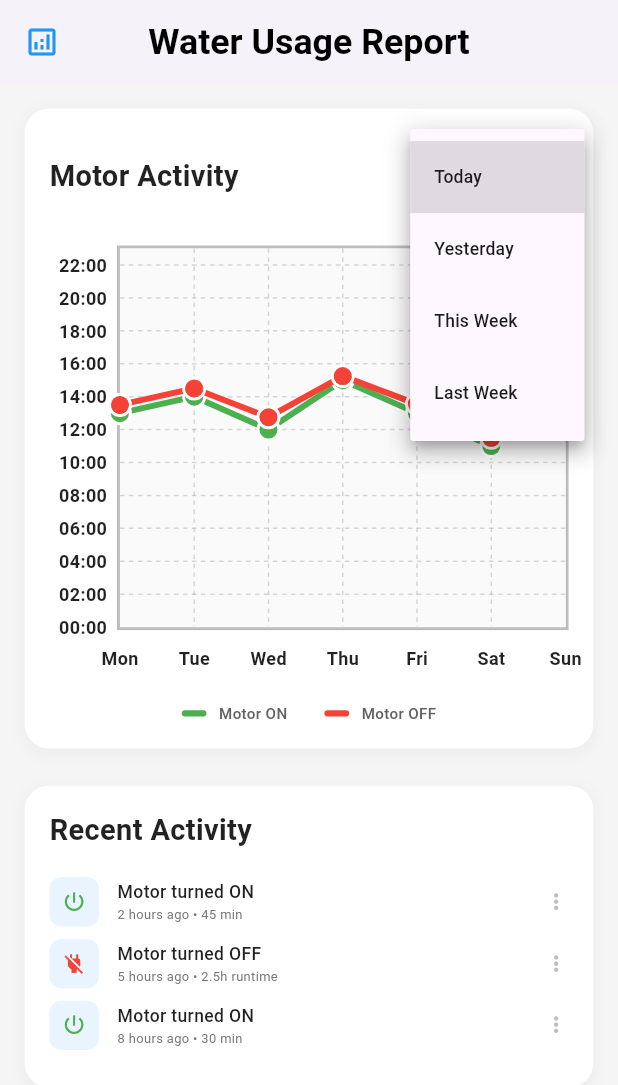
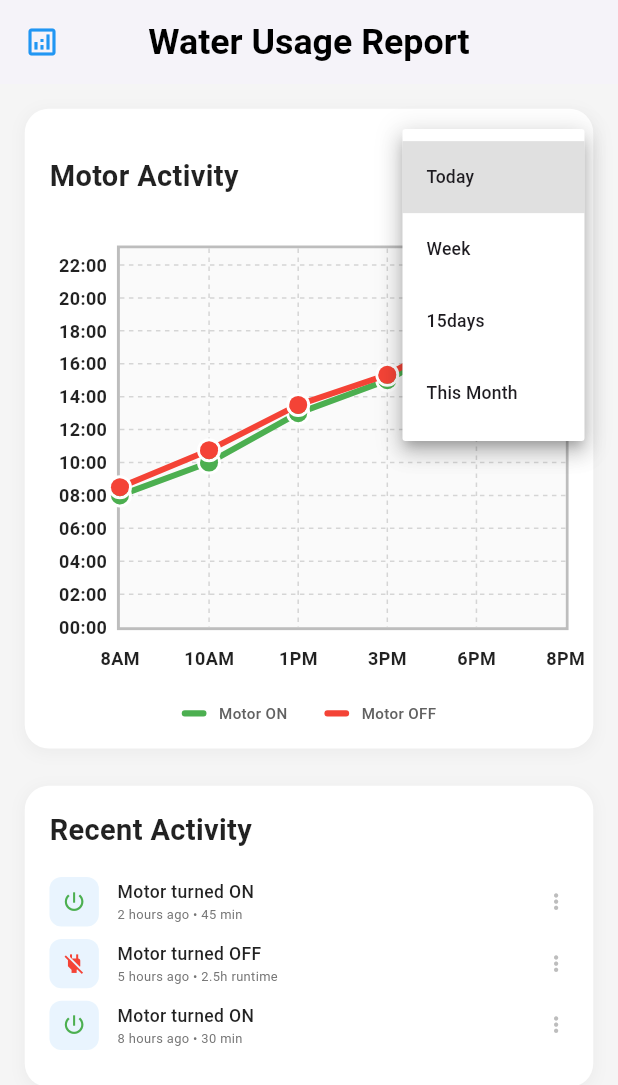
Before and after one commit to M4dhav/water-saver, a Flutter app: the ReportPage screen opened directly, after a tap on "Today", on a phone screen of 412 x 824 dp. Shown: the top 1085 px of the screen. Run offline on Flutter 3.47's test engine with Material 3 defaults, Android fonts, the phone set to English and light mode, and no system bars; drawn by our look-alikes of fl_chart; our stand-ins replace auth_buttons, cloud_firestore, firebase_auth, firebase_core, firebase_database, flutter_riverpod and 8 more; missing offline and left inert: dart:ffi, interactive_slider; accounts and stored records are empty.

Commit message:
feat: fixed the ui for the report page

```diff
--- a/lib/controllers/graph_controller.dart
+++ b/lib/controllers/graph_controller.dart
@@ -1,4 +1,5 @@
 import 'package:flutter/material.dart';
+import 'package:fl_chart/fl_chart.dart';
 
 class GraphController extends ChangeNotifier {
   List<MotorStateData> _motorStateData = [];
@@ -9,9 +10,9 @@ class GraphController extends ChangeNotifier {
   String get selectedPeriod => _selectedPeriod;
   final List<String> availablePeriods = [
     'Today',
-    'Yesterday',
-    'This Week',
-    'Last Week'
+    'Week',
+    '15days',
+    'This Month'
   ];
 
   GraphController() {
@@ -26,12 +27,14 @@ class GraphController extends ChangeNotifier {
     _isLoading = false;
     notifyListeners();
   }
+
   void changePeriod(String period) {
     if (_selectedPeriod != period) {
       _selectedPeriod = period;
       loadGraphData();
     }
   }
+
   List<MotorStateData> _generateSampleMotorData() {
     List<MotorStateData> data = [];
     DateTime now = DateTime.now();
@@ -45,26 +48,24 @@ class GraphController extends ChangeNotifier {
           data.add(MotorStateData(time, isOn));
         }
         break;
-      case 'Yesterday':
-        DateTime yesterday = now.subtract(const Duration(days: 1));
-        for (int i = 0; i < 12; i++) {
-          DateTime time =
-              DateTime(yesterday.year, yesterday.month, yesterday.day)
-                  .add(Duration(hours: i * 2));
-          bool isOn = _getRandomMotorState(i);
-          data.add(MotorStateData(time, isOn));
-        }
-        break;
-      case 'This Week':
+      case 'Week':
         for (int i = 0; i < 7; i++) {
           DateTime day = now.subtract(Duration(days: now.weekday - 1 - i));
           bool isOn = _getRandomMotorState(i);
           data.add(MotorStateData(day, isOn));
         }
         break;
-      case 'Last Week':
-        for (int i = 0; i < 7; i++) {
-          DateTime day = now.subtract(Duration(days: now.weekday + 6 - i));
+      case '15days':
+        for (int i = 0; i < 15; i++) {
+          DateTime day = now.subtract(Duration(days: i));
+          bool isOn = _getRandomMotorState(i);
+          data.add(MotorStateData(day, isOn));
+        }
+        break;
+      case 'This Month':
+        int daysInMonth = DateTime(now.year, now.month + 1, 0).day;
+        for (int i = 1; i <= daysInMonth; i++) {
+          DateTime day = DateTime(now.year, now.month, i);
           bool isOn = _getRandomMotorState(i);
           data.add(MotorStateData(day, isOn));
         }
@@ -73,6 +74,9 @@ class GraphController extends ChangeNotifier {
 
     return data;
   }
+
+  //generates a random static motor state.
+  //remove after firebase logic is implemented
   bool _getRandomMotorState(int index) {
     List<bool> patterns = [
       false,
@@ -94,16 +98,132 @@ class GraphController extends ChangeNotifier {
   String getTimeFormat() {
     switch (_selectedPeriod) {
       case 'Today':
-      case 'Yesterday':
         return 'HH:mm';
-      case 'This Week':
-      case 'Last Week':
+      case 'Week':
         return 'EEE';
+      case '15days':
+        return 'dd/MM';
+      case 'This Month':
+        return 'dd';
       default:
         return 'HH:mm';
     }
   }
+
+  //get these from firebase
+  //filter by date range based on _selectedPeriod
+  List<FlSpot> getMotorOnSpots() {
+    switch (_selectedPeriod) {
+      case 'Today':
+        return [
+          FlSpot(1, 8), FlSpot(2, 10), FlSpot(3, 13), FlSpot(4, 15),
+          FlSpot(5, 18),
+          FlSpot(6, 20),
+        ];
+      case 'Week':
+        return [
+          FlSpot(1, 13),
+          FlSpot(2, 14),
+          FlSpot(3, 12),
+          FlSpot(4, 15),
+          FlSpot(5, 13),
+          FlSpot(6, 11),
+          FlSpot(7, 16),
+        ];
+      case '15days':
+        return List.generate(
+            15,
+            (index) =>
+                FlSpot((index + 1).toDouble(), 12 + (index % 8).toDouble()));
+      case 'This Month':
+        return List.generate(
+            30,
+            (index) =>
+                FlSpot((index + 1).toDouble(), 11 + (index % 10).toDouble()));
+      default:
+        return [FlSpot(1, 13)];
+    }
+  }
+
+  //add the firebase logic here
+  //filter by date range based on _selectedPeriod
+  List<FlSpot> getMotorOffSpots() {
+    switch (_selectedPeriod) {
+      case 'Today':
+        return [
+          FlSpot(1, 8.5),
+          FlSpot(2, 10.75),
+          FlSpot(3, 13.5),
+          FlSpot(4, 15.33),
+          FlSpot(5, 18.25),
+          FlSpot(6, 20.5),
+        ];
+      case 'Week':
+        return [
+          FlSpot(1, 13.5),
+          FlSpot(2, 14.5),
+          FlSpot(3, 12.75),
+          FlSpot(4, 15.25),
+          FlSpot(5, 13.55),
+          FlSpot(6, 11.5),
+          FlSpot(7, 16.55),
+        ];
+      case '15days':
+        return List.generate(
+            15,
+            (index) =>
+                FlSpot((index + 1).toDouble(), 12.5 + (index % 8).toDouble()));
+      case 'This Month':
+        return List.generate(
+            30,
+            (index) =>
+                FlSpot((index + 1).toDouble(), 11.5 + (index % 10).toDouble()));
+      default:
+        return [FlSpot(1, 13.5)];
+    }
+  }
+
+  String getTooltipTimeInfo(double x, double y) {
+    switch (_selectedPeriod) {
+      case 'Today':
+        List<String> times = ['8AM', '10AM', '1PM', '3PM', '6PM', '8PM'];
+        int index = (x.toInt() - 1).clamp(0, times.length - 1); //implemented clamping to keep the value in bounds
+        final hour = y.floor();
+        final minutes = ((y - hour) * 60).round();
+        final time =
+            '${hour.toString().padLeft(2, '0')}:${minutes.toString().padLeft(2, '0')}';
+        return '${times[index]} at $time';
+      case 'Week':
+        final day = _getDayLabel(x);
+        final hour = y.floor();
+        final minutes = ((y - hour) * 60).round();
+        final time =
+            '${hour.toString().padLeft(2, '0')}:${minutes.toString().padLeft(2, '0')}';
+        return '$day at $time';
+      case '15days':
+        final hour = y.floor();
+        final minutes = ((y - hour) * 60).round();
+        final time =
+            '${hour.toString().padLeft(2, '0')}:${minutes.toString().padLeft(2, '0')}';
+        return 'Day ${x.toInt()} at $time';
+      case 'This Month':
+        final hour = y.floor();
+        final minutes = ((y - hour) * 60).round();
+        final time =
+            '${hour.toString().padLeft(2, '0')}:${minutes.toString().padLeft(2, '0')}';
+        return 'Day ${x.toInt()} at $time';
+      default:
+        return 'Unknown time';
+    }
+  }
+
+  String _getDayLabel(double x) {
+    List<String> days = ['Mon', 'Tue', 'Wed', 'Thu', 'Fri', 'Sat', 'Sun'];
+    int dayIndex = (x.toInt() - 1).clamp(0, 6);
+    return days[dayIndex];
+  }
 }
+
 class MotorStateData {
   final DateTime time;
   final bool isMotorOn;
@@ -112,12 +232,14 @@ class MotorStateData {
   String getDisplayLabel(String period) {
     switch (period) {
       case 'Today':
-      case 'Yesterday':
         return '${time.hour.toString().padLeft(2, '0')}:${time.minute.toString().padLeft(2, '0')}';
-      case 'This Week':
-      case 'Last Week':
+      case 'Week':
         List<String> days = ['Mon', 'Tue', 'Wed', 'Thu', 'Fri', 'Sat', 'Sun'];
         return days[time.weekday - 1];
+      case '15days':
+        return '${time.day.toString().padLeft(2, '0')}/${time.month.toString().padLeft(2, '0')}';
+      case 'This Month':
+        return time.day.toString();
       default:
         return '${time.hour}:${time.minute}';
     }
--- a/lib/widgets/report/graph.dart
+++ b/lib/widgets/report/graph.dart
@@ -67,6 +67,7 @@ class MotorStateGraph extends StatelessWidget {
       child: DropdownButtonHideUnderline(
         child: DropdownButton<String>(
           value: controller.selectedPeriod,
+          dropdownColor: Colors.white,
           items: controller.availablePeriods.map((String period) {
             return DropdownMenuItem<String>(
               value: period,
@@ -91,7 +92,10 @@ class MotorStateGraph extends StatelessWidget {
     return SizedBox(
       height: 35.h,
       child: const Center(
-        child: CircularProgressIndicator(),
+        child: CircularProgressIndicator(
+          strokeWidth: 6.0,
+          color: Colors.blue,
+        ),
       ),
     );
   }
@@ -114,8 +118,8 @@ class MotorStateGraph extends StatelessWidget {
         lineBarsData: motorLineBarsData,
         backgroundColor: Colors.grey.shade50,
         minX: 1,
-        maxX: 7,
-        maxY: 23,
+        maxX: _getMaxX(),
+        maxY: _getMaxY(),
         minY: 0,
       );
 
@@ -126,15 +130,12 @@ class MotorStateGraph extends StatelessWidget {
               Colors.blueGrey.withValues(alpha: 0.8),
           getTooltipItems: (List<LineBarSpot> touchedBarSpots) {
             return touchedBarSpots.map((barSpot) {
-              final day = _getDayLabel(barSpot.x);
-              final hour = barSpot.y.floor();
-              final minutes = ((barSpot.y - hour) * 60).round();
-              final time =
-                  '${hour.toString().padLeft(2, '0')}:${minutes.toString().padLeft(2, '0')}';
               final isMotorOn = barSpot.barIndex == 0;
               final status = isMotorOn ? 'Motor ON' : 'Motor OFF';
+              String timeInfo =
+                  controller.getTooltipTimeInfo(barSpot.x, barSpot.y);
               return LineTooltipItem(
-                '$status\n$day at $time',
+                '$status\n$timeInfo',
                 const TextStyle(
                     color: Colors.white, fontWeight: FontWeight.bold),
               );
@@ -187,7 +188,7 @@ class MotorStateGraph extends StatelessWidget {
   SideTitles get motorBottomTitles => SideTitles(
         showTitles: true,
         reservedSize: 32,
-        interval: 1,
+        interval: _getBottomTitleInterval(),
         getTitlesWidget: (double value, TitleMeta meta) {
           const style = TextStyle(
             fontWeight: FontWeight.bold,
@@ -195,7 +196,7 @@ class MotorStateGraph extends StatelessWidget {
             fontSize: 12,
           );
 
-          String text = _getDayLabel(value);
+          String text = _getBottomTitleText(value);
           return Padding(
             padding: const EdgeInsets.only(top: 10),
             child: Text(text, style: style),
@@ -205,7 +206,7 @@ class MotorStateGraph extends StatelessWidget {
 
   FlGridData get motorGridData => FlGridData(
         show: true,
-        verticalInterval: 1,
+        verticalInterval: _getVerticalGridInterval(),
         horizontalInterval: 2,
         drawHorizontalLine: true,
         drawVerticalLine: true,
@@ -247,7 +248,7 @@ class MotorStateGraph extends StatelessWidget {
             },
           ),
           belowBarData: BarAreaData(show: false),
-          spots: _getMotorOnSpots(),
+          spots: controller.getMotorOnSpots(),
         ),
         LineChartBarData(
           isCurved: false,
@@ -266,31 +267,84 @@ class MotorStateGraph extends StatelessWidget {
             },
           ),
           belowBarData: BarAreaData(show: false),
-          spots: _getMotorOffSpots(),
+          spots: controller.getMotorOffSpots(),
         ),
       ];
-  List<FlSpot> _getMotorOnSpots() {
-    return [
-      FlSpot(1, 13),
-      FlSpot(2, 14),
-      FlSpot(3, 12),
-      FlSpot(4, 15),
-      FlSpot(5, 13),
-      FlSpot(6, 11),
-      FlSpot(7, 16),
-    ];
+  double _getMaxX() {
+    switch (controller.selectedPeriod) {
+      case 'Today':
+        return 6;
+      case 'Week':
+        return 7;
+      case '15days':
+        return 15;
+      case 'This Month':
+        return 30;
+      default:
+        return 7;
+    }
   }
 
-  List<FlSpot> _getMotorOffSpots() {
-    return [
-      FlSpot(1, 13.5),
-      FlSpot(2, 14.5),
-      FlSpot(3, 12.75),
-      FlSpot(4, 15.25),
-      FlSpot(5, 13.55),
-      FlSpot(6, 11.5),
-      FlSpot(7, 16.55),
-    ];
+  double _getMaxY() {
+    switch (controller.selectedPeriod) {
+      case 'Today':
+        return 23;
+      case 'Week':
+        return 23;
+      case '15days':
+        return 23;
+      case 'This Month':
+        return 23;
+      default:
+        return 23;
+    }
+  }
+
+  double _getBottomTitleInterval() {
+    switch (controller.selectedPeriod) {
+      case 'Today':
+        return 1;
+      case 'Week':
+        return 1;
+      case '15days':
+        return 3;
+      case 'This Month':
+        return 5;
+      default:
+        return 1;
+    }
+  }
+
+  String _getBottomTitleText(double value) {
+    switch (controller.selectedPeriod) {
+      case 'Today':
+        List<String> times = ['8AM', '10AM', '1PM', '3PM', '6PM', '8PM'];
+        int index = (value.toInt() - 1).clamp(0, times.length - 1);
+        return times[index];
+      case 'Week':
+        return _getDayLabel(value);
+      case '15days':
+        return 'Day ${value.toInt()}';
+      case 'This Month':
+        return '${value.toInt()}';
+      default:
+        return _getDayLabel(value);
+    }
+  }
+
+  double _getVerticalGridInterval() {
+    switch (controller.selectedPeriod) {
+      case 'Today':
+        return 1;
+      case 'Week':
+        return 1;
+      case '15days':
+        return 3;
+      case 'This Month':
+        return 5;
+      default:
+        return 1;
+    }
   }
 
   Widget _buildLegend() {
```
